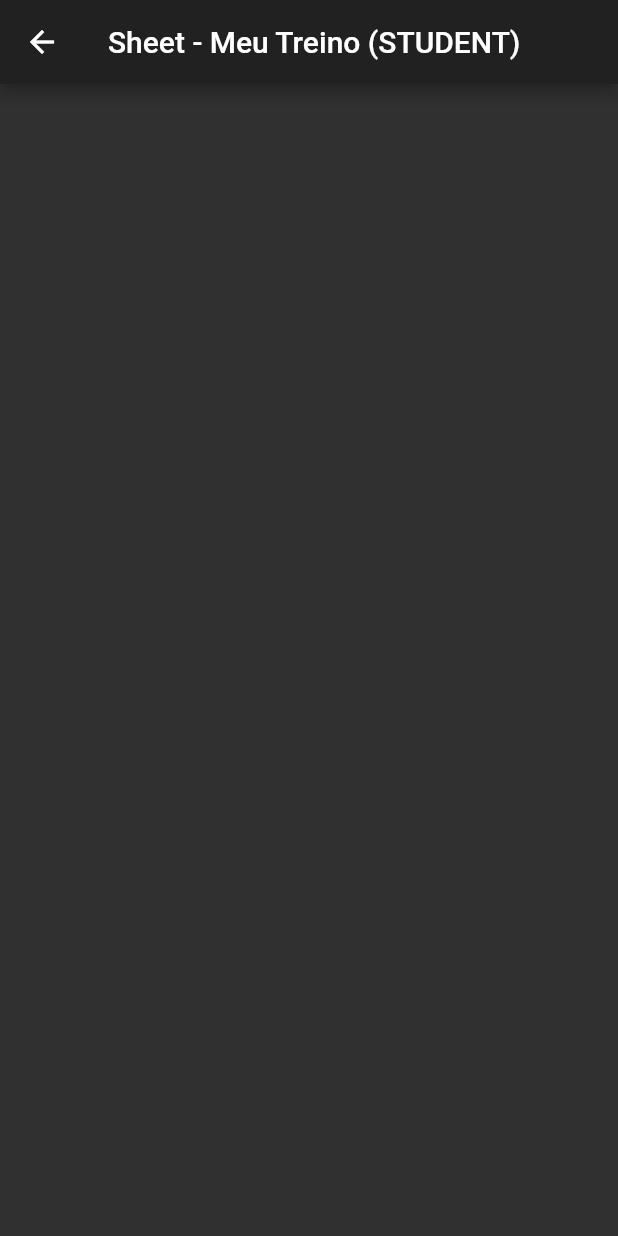
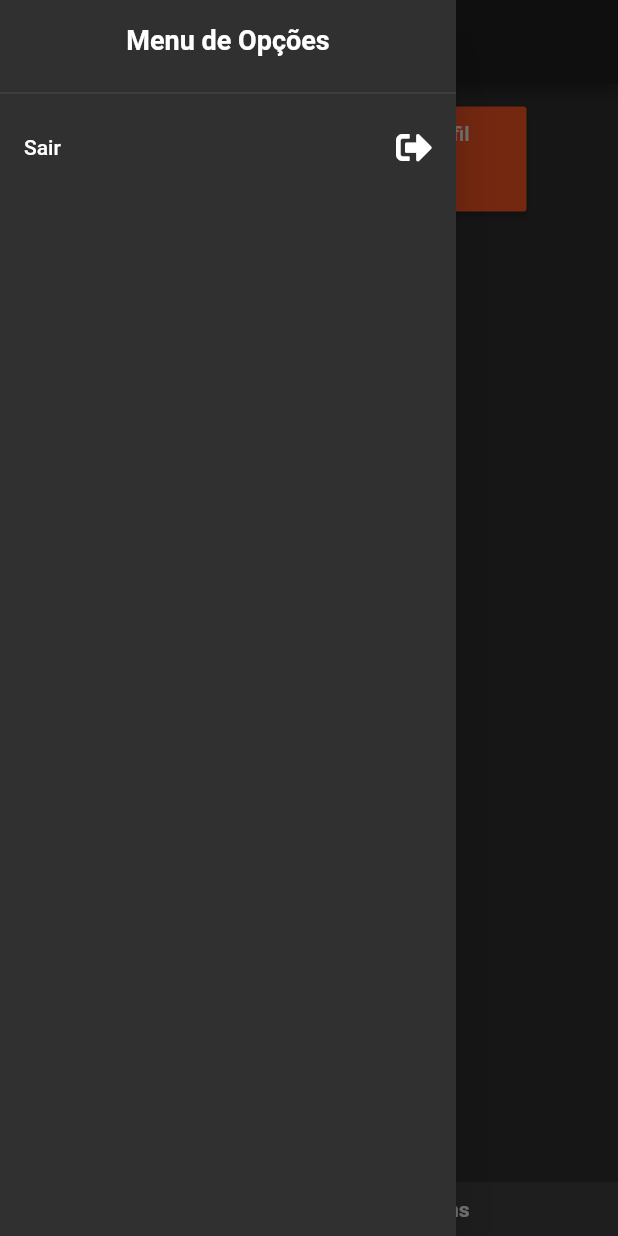
Before and after one commit to diielsilva/project-factory, a Flutter app: the HomeStudent screen opened by its route, with the side drawer open (before the commit the screen has no drawer), on a phone screen of 412 x 824 dp. Run offline on Flutter 3.47's test engine with Material 2 defaults, Android fonts, the phone set to English and light mode, and no system bars; our stand-ins replace cloud_firestore, firebase_core, font_awesome_flutter, get; accounts and stored records are empty.

Commit message:
Adicionando perfil do aluno

```diff
--- a/lib/main.dart
+++ b/lib/main.dart
@@ -18,7 +18,9 @@ import 'package:new_prototype/views/admin/perfil_admin.dart';
 import 'package:new_prototype/views/admin/result_search_admin.dart';
 import 'package:new_prototype/views/admin/result_search_student.dart';
 import 'package:new_prototype/views/home_page.dart';
+import 'package:new_prototype/views/student/edit_student.dart';
 import 'package:new_prototype/views/student/home_student.dart';
+import 'package:new_prototype/views/student/perfil_student.dart';
 import 'package:provider/provider.dart';
 
 void main() {
@@ -51,7 +53,9 @@ void main() {
           GetPage(name: "/searchStudents", page: () => ResultSearchStudents()),
           GetPage(name: "/perfilAdmin", page: () => PerfilAdmin()),
           GetPage(name: "/editAdmin", page: () => EditAdmin()),
-          GetPage(name: "/mySheets", page: () => MySheets())
+          GetPage(name: "/mySheets", page: () => MySheets()),
+          GetPage(name: "/perfilStudent", page: () => PerfilStudent()),
+          GetPage(name: "/editStudent", page: () => EditStudent())
         ],
       ),
     ),
--- a/lib/views/student/home_student.dart
+++ b/lib/views/student/home_student.dart
@@ -1,4 +1,6 @@
+import 'package:flutter/cupertino.dart';
 import 'package:flutter/material.dart';
+import 'package:font_awesome_flutter/font_awesome_flutter.dart';
 import 'package:new_prototype/controllers/login_controller.dart';
 import 'package:new_prototype/routes/routes.dart';
 import 'package:provider/provider.dart';
@@ -16,6 +18,9 @@ class _HomeStudentState extends State<HomeStudent> {
     return WillPopScope(
       child: Scaffold(
         appBar: headerOfScaffold(),
+        body: bodyOfScaffold(),
+        drawer: drawerOfScaffold(),
+        bottomNavigationBar: bottomAppbar(),
       ),
       onWillPop: confirmExitSession,
     );
@@ -23,8 +28,114 @@ class _HomeStudentState extends State<HomeStudent> {
 
   Widget headerOfScaffold() {
     return AppBar(
-      title: Text("Sheet - Meu Treino (STUDENT)"),
+      title: Text("Menu do Aluno"),
       centerTitle: true,
+    );
+  }
+
+  Widget bodyOfScaffold() {
+    return Padding(
+      padding: EdgeInsets.all(10),
+      child: SingleChildScrollView(
+        child: Column(
+          mainAxisAlignment: MainAxisAlignment.center,
+          children: [
+            Row(
+              mainAxisAlignment: MainAxisAlignment.center,
+              children: [mySheetButton(), myPerfilButton()],
+            )
+          ],
+        ),
+      ),
+    );
+  }
+
+  Widget mySheetButton() {
+    return Padding(
+      padding: EdgeInsets.all(5),
+      child: SizedBox(
+        width: 140,
+        height: 70,
+        child: RaisedButton(
+          child: Column(
+            mainAxisAlignment: MainAxisAlignment.spaceEvenly,
+            children: [
+              Text("Meu Treino"),
+              FaIcon(FontAwesomeIcons.dumbbell, color: Colors.white)
+            ],
+          ),
+          color: Colors.deepOrange,
+          onPressed: () {},
+        ),
+      ),
+    );
+  }
+
+  Widget myPerfilButton() {
+    return Padding(
+      padding: EdgeInsets.all(5),
+      child: SizedBox(
+        width: 140,
+        height: 70,
+        child: RaisedButton(
+          child: Column(
+            mainAxisAlignment: MainAxisAlignment.spaceEvenly,
+            children: [
+              Text("Meu Perfil"),
+              FaIcon(FontAwesomeIcons.userCog, color: Colors.white)
+            ],
+          ),
+          color: Colors.deepOrange,
+          onPressed: () {
+            Routes().perfilStudent();
+          },
+        ),
+      ),
+    );
+  }
+
+  Widget drawerOfScaffold() {
+    return Drawer(
+      child: ListView(
+        children: [headerOfDrawer(), logoutDrawerItem()],
+      ),
+    );
+  }
+
+  Widget headerOfDrawer() {
+    return Container(
+      height: 70,
+      child: DrawerHeader(
+        child: Text("Menu de Opções",
+            textAlign: TextAlign.center,
+            style: TextStyle(fontWeight: FontWeight.bold, fontSize: 18)),
+      ),
+    );
+  }
+
+  Widget logoutDrawerItem() {
+    return ListTile(
+      title: Text("Sair"),
+      trailing: FaIcon(FontAwesomeIcons.signOutAlt),
+      onTap: () {
+        LoginController _controller =
+            Provider.of<LoginController>(context, listen: false);
+        _loginController.logoutUser(
+            _controller.getCurrentUserOnline(), "student");
+        Routes().logoutUser();
+      },
+    );
+  }
+
+  Widget bottomAppbar() {
+    return BottomAppBar(
+      child: Padding(
+          padding: EdgeInsets.all(10),
+          child: Text(
+            "Desenvolvido por DLNW Solutions",
+            textAlign: TextAlign.center,
+            style: TextStyle(fontWeight: FontWeight.bold),
+          )),
     );
   }
 
```
Also changed, not shown: lib/controllers/student_controller.dart (added, +13 -0 lines), lib/routes/routes.dart (+8 -0 lines), lib/views/student/edit_student.dart (added, +94 -0 lines), lib/views/student/perfil_student.dart (added, +136 -0 lines).
